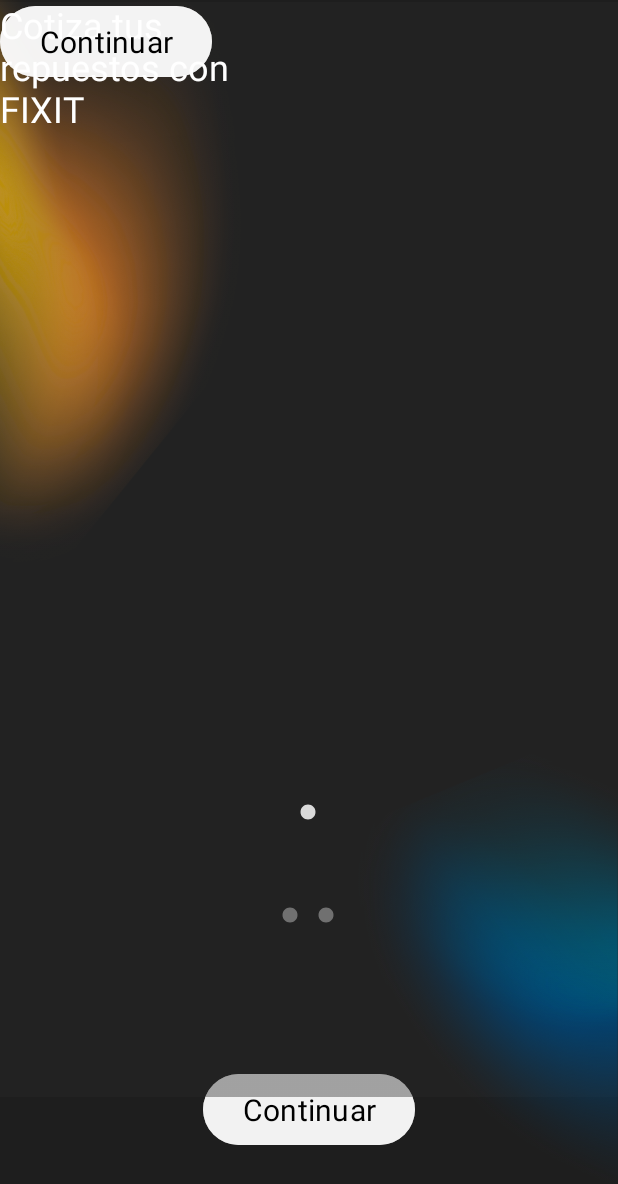
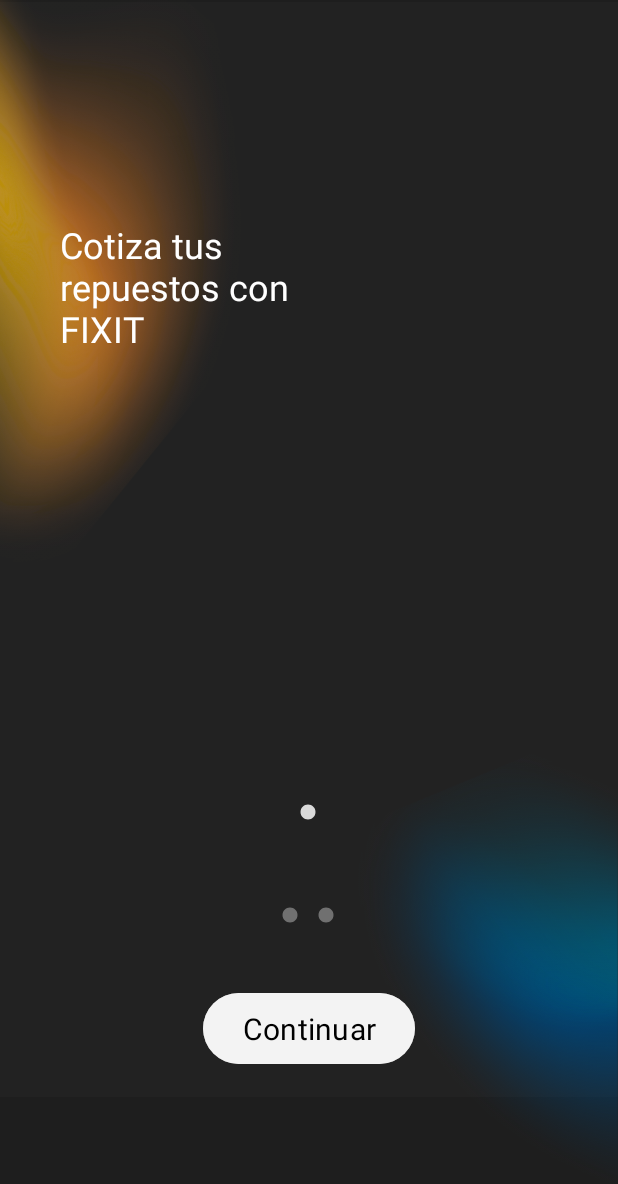
Before and after one commit to Jaim3w/FixIT, an Android app: the BienvenidaInfo2 screen opened directly, with no data from a screen before it, on a phone screen of 412 x 824 dp. Shown: the top 1184 px of the screen. Run offline under Robolectric (Android 15) with nearby library versions, the phone set to English and light mode, and no system bars.

Commit message:
corregi posicionamiento de objetos

```diff
--- a/FIXIT/app/src/main/res/layout/activity_bienvenida_info2.xml
+++ b/FIXIT/app/src/main/res/layout/activity_bienvenida_info2.xml
@@ -8,21 +8,6 @@
     android:background="#1E1E1E"
     android:backgroundTint="#1E1E1E"
     tools:context=".BienvenidaInfo2">
-
-    <Button
-        android:id="@+id/btnContinuarInfo1"
-        android:layout_width="141dp"
-        android:layout_height="55dp"
-        android:backgroundTint="#C3FFFFFF"
-        android:fontFamily="sans-serif"
-        android:text="Continuar"
-        android:textColor="#000000"
-        android:textSize="20sp"
-        app:layout_constraintBottom_toBottomOf="parent"
-        app:layout_constraintEnd_toEndOf="parent"
-        app:layout_constraintStart_toStartOf="parent"
-        app:layout_constraintTop_toTopOf="parent"
-        app:layout_constraintVertical_bias="0.926" />
 
     <ImageView
         android:id="@+id/imageView3"
@@ -103,8 +88,12 @@
         android:text="Cotiza tus repuestos con FIXIT"
         android:textColor="#FFFFFF"
         android:textSize="24sp"
-        tools:layout_editor_absoluteX="47dp"
-        tools:layout_editor_absoluteY="116dp" />
+        app:layout_constraintBottom_toBottomOf="parent"
+        app:layout_constraintEnd_toEndOf="parent"
+        app:layout_constraintHorizontal_bias="0.2"
+        app:layout_constraintStart_toStartOf="parent"
+        app:layout_constraintTop_toTopOf="parent"
+        app:layout_constraintVertical_bias="0.19999999" />
 
     <Button
         android:id="@+id/btnContinuarInfo2"
@@ -115,7 +104,9 @@
         android:text="Continuar"
         android:textColor="#000000"
         android:textSize="20sp"
-        tools:layout_editor_absoluteX="135dp"
-        tools:layout_editor_absoluteY="627dp" />
+        app:layout_constraintBottom_toBottomOf="parent"
+        app:layout_constraintEnd_toEndOf="parent"
+        app:layout_constraintStart_toStartOf="parent"
+        app:layout_constraintTop_toBottomOf="@+id/imageView4" />
 
 </androidx.constraintlayout.widget.ConstraintLayout>
```
Also changed, not shown: FIXIT/app/src/main/res/layout/activity_bienenida_info3.xml (+10 -4 lines), FIXIT/app/src/main/res/layout/activity_bienvenida_info1.xml (+3 -4 lines).
